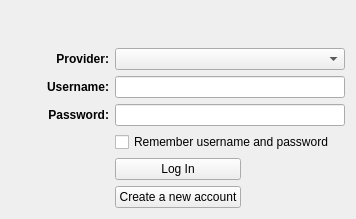
Above: src/leap/gui/ui/login.ui from leapcode/bitmask_client before the change. Below: the same form after it.
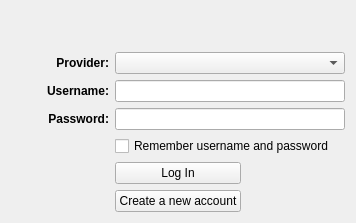
That is the form after the change.

Commit message: Wrap long login status

The edit to the form file:
```diff
--- a/src/leap/gui/ui/login.ui
+++ b/src/leap/gui/ui/login.ui
@@ -7,7 +7,7 @@
     <x>0</x>
     <y>0</y>
     <width>356</width>
-    <height>219</height>
+    <height>223</height>
    </rect>
   </property>
   <property name="windowTitle">
@@ -112,6 +112,9 @@
      <property name="alignment">
       <set>Qt::AlignCenter</set>
      </property>
+     <property name="wordWrap">
+      <bool>true</bool>
+     </property>
     </widget>
    </item>
   </layout>
```
The commit also changes 2 other files.
